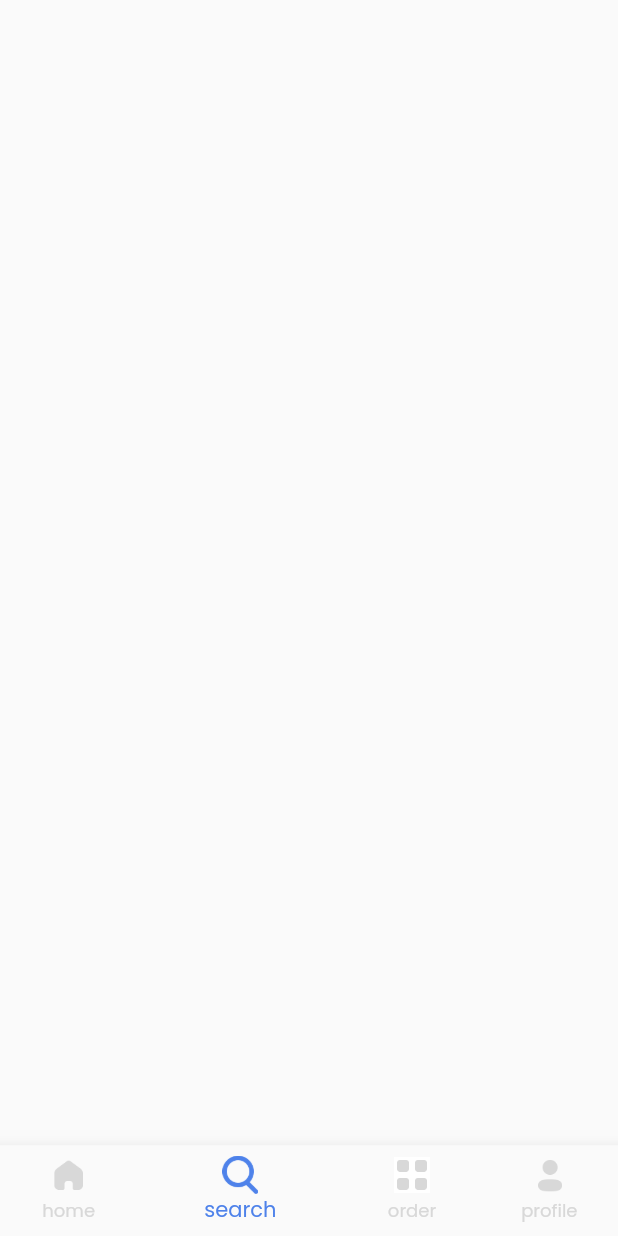
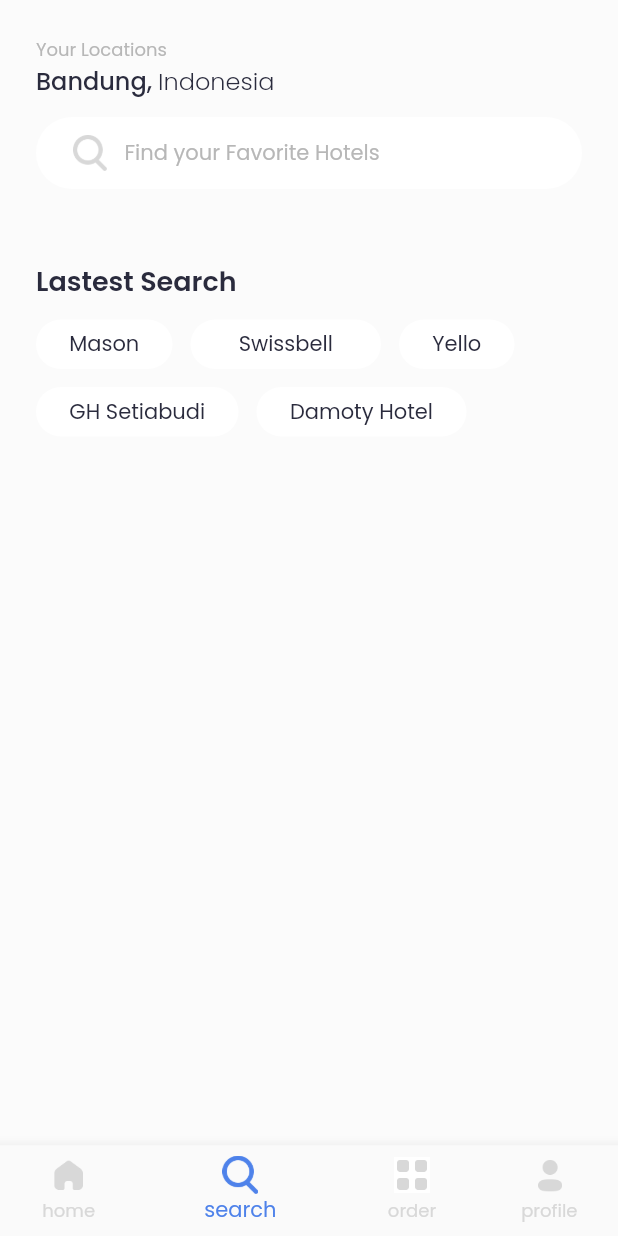
Before and after one commit to dyavas21/Hotel-App, a Flutter app: the SearchPage screen opened by its route, on a phone screen of 412 x 824 dp. Run offline on Flutter 3.47's test engine with Material 2 defaults, Android fonts, the phone set to English and light mode, and no system bars; our stand-ins replace google_fonts; missing offline and left inert: dart:ffi.

Commit message:
searchpage2

```diff
--- a/hotelapp/lib/pages/search_page.dart
+++ b/hotelapp/lib/pages/search_page.dart
@@ -5,6 +5,7 @@ class SearchPage extends StatelessWidget {
   @override
   Widget build(BuildContext context) {
     return Scaffold(
+      backgroundColor: Color(0xffFBFBFB),
       bottomNavigationBar: BottomNavigationBar(
         currentIndex: 1,
         unselectedLabelStyle: GoogleFonts.poppins(),
@@ -50,6 +51,225 @@ class SearchPage extends StatelessWidget {
           ),
         ],
       ),
+      body: ListView(
+        children: [
+          Column(
+            crossAxisAlignment: CrossAxisAlignment.start,
+            children: [
+              title(),
+              searchBar(),
+              lastestSearch(),
+            ],
+          ),
+        ],
+      ),
+    );
+  }
+
+  Widget title() {
+    return Container(
+      margin: EdgeInsets.only(
+        top: 24,
+        left: 24,
+      ),
+      child: Column(
+        crossAxisAlignment: CrossAxisAlignment.start,
+        children: [
+          Text(
+            'Your Locations',
+            style: GoogleFonts.poppins(
+              fontSize: 12,
+              color: Color(0xffB7B7B7),
+            ),
+          ),
+          Row(
+            children: [
+              Text(
+                'Bandung,',
+                style: GoogleFonts.poppins(
+                  fontSize: 16,
+                  fontWeight: FontWeight.w500,
+                  color: Color(0xff2A2B3D),
+                ),
+              ),
+              SizedBox(
+                width: 4,
+              ),
+              Text(
+                'Indonesia',
+                style: GoogleFonts.poppins(
+                  fontSize: 16,
+                  fontWeight: FontWeight.w300,
+                  color: Color(0xff2A2B3D),
+                ),
+              ),
+            ],
+          )
+        ],
+      ),
+    );
+  }
+
+  Widget searchBar() {
+    return Container(
+      padding: EdgeInsets.only(
+        left: 24,
+        top: 12,
+        bottom: 12,
+      ),
+      height: 48,
+      width: double.infinity,
+      margin: EdgeInsets.only(
+        left: 24,
+        right: 24,
+        top: 12,
+      ),
+      decoration: BoxDecoration(
+        borderRadius: BorderRadius.circular(100),
+        color: Colors.white,
+      ),
+      child: Row(
+        children: [
+          Image.asset(
+            'assets/search_nav.png',
+            width: 24,
+          ),
+          SizedBox(
+            width: 11,
+          ),
+          Text(
+            'Find your Favorite Hotels',
+            style: GoogleFonts.poppins(
+              color: Color(0xffB7B7B7),
+            ),
+          )
+        ],
+      ),
+    );
+  }
+
+  Widget lastestSearch() {
+    return Container(
+      margin: EdgeInsets.only(
+        top: 48,
+        left: 24,
+      ),
+      child: Column(
+        crossAxisAlignment: CrossAxisAlignment.start,
+        children: [
+          Text(
+            'Lastest Search',
+            style: GoogleFonts.poppins(
+              color: Color(0xff2A2B3D),
+              fontSize: 18,
+              fontWeight: FontWeight.w600,
+            ),
+          ),
+          SizedBox(
+            height: 12,
+          ),
+          Row(
+            children: [
+              Container(
+                width: 91,
+                height: 33,
+                decoration: BoxDecoration(
+                  borderRadius: BorderRadius.circular(100),
+                  color: Colors.white,
+                ),
+                child: Center(
+                  child: Text(
+                    'Mason',
+                    style: GoogleFonts.poppins(
+                      color: Color(0xff2A2B3D),
+                    ),
+                  ),
+                ),
+              ),
+              SizedBox(
+                width: 12,
+              ),
+              Container(
+                width: 127,
+                height: 33,
+                decoration: BoxDecoration(
+                  borderRadius: BorderRadius.circular(100),
+                  color: Colors.white,
+                ),
+                child: Center(
+                  child: Text(
+                    'Swissbell',
+                    style: GoogleFonts.poppins(
+                      color: Color(0xff2A2B3D),
+                    ),
+                  ),
+                ),
+              ),
+              SizedBox(
+                width: 12,
+              ),
+              Container(
+                width: 77,
+                height: 33,
+                decoration: BoxDecoration(
+                  borderRadius: BorderRadius.circular(100),
+                  color: Colors.white,
+                ),
+                child: Center(
+                  child: Text(
+                    'Yello',
+                    style: GoogleFonts.poppins(
+                      color: Color(0xff2A2B3D),
+                    ),
+                  ),
+                ),
+              ),
+            ],
+          ),
+          SizedBox(
+            height: 12,
+          ),
+          Row(
+            children: [
+              Container(
+                width: 135,
+                height: 33,
+                decoration: BoxDecoration(
+                  borderRadius: BorderRadius.circular(100),
+                  color: Colors.white,
+                ),
+                child: Center(
+                  child: Text(
+                    'GH Setiabudi',
+                    style: GoogleFonts.poppins(
+                      color: Color(0xff2A2B3D),
+                    ),
+                  ),
+                ),
+              ),
+              SizedBox(
+                width: 12,
+              ),
+              Container(
+                width: 140,
+                height: 33,
+                decoration: BoxDecoration(
+                  borderRadius: BorderRadius.circular(100),
+                  color: Colors.white,
+                ),
+                child: Center(
+                  child: Text(
+                    'Damoty Hotel',
+                    style: GoogleFonts.poppins(
+                      color: Color(0xff2A2B3D),
+                    ),
+                  ),
+                ),
+              ),
+            ],
+          )
+        ],
+      ),
     );
   }
 }
```
